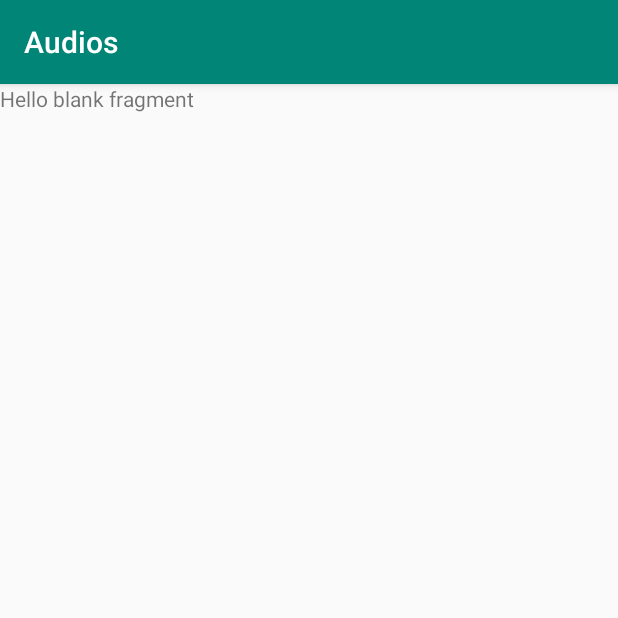
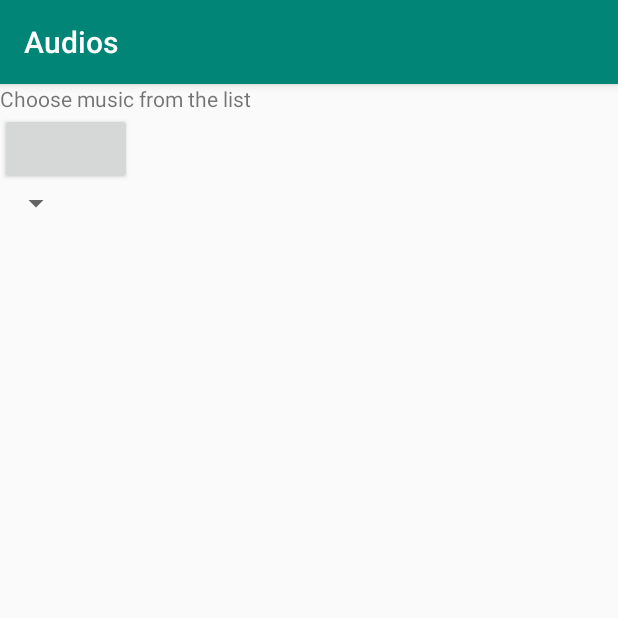
Before and after one commit to janglaide/Kotlin-MediaPlayer, an Android app: the AudioActivity screen opened directly, with no data from a screen before it, on a phone screen of 412 x 824 dp, the top half of it. Run offline under Robolectric (Android 15) with nearby library versions, the phone set to English and light mode, and no system bars.

Commit message:
fragments changed to activities, static audio works

```diff
--- a/app/src/main/AndroidManifest.xml
+++ b/app/src/main/AndroidManifest.xml
@@ -9,8 +9,10 @@
         android:roundIcon="@mipmap/ic_launcher_round"
         android:supportsRtl="true"
         android:theme="@style/AppTheme">
-        <activity android:name=".AudioActivity"></activity>
-        <activity android:name=".VideoActivity" />
+        <activity android:name=".video.VideoPlayActivity"></activity>
+        <activity android:name=".audio.AudioPlayActivity" />
+        <activity android:name=".audio.AudioActivity" />
+        <activity android:name=".video.VideoActivity" />
         <activity android:name=".MainActivity">
             <intent-filter>
                 <action android:name="android.intent.action.MAIN" />
--- a/app/src/main/java/com/example/lab4/AudioActivity.kt
+++ /dev/null
@@ -1,27 +0,0 @@
-package com.example.lab4
-
-import androidx.appcompat.app.AppCompatActivity
-import android.os.Bundle
-import androidx.fragment.app.Fragment
-import com.example.lab4.fragments.AudioChooserFragment
-import kotlinx.android.synthetic.main.activity_audio.*
-
-class AudioActivity : AppCompatActivity() {
-
-    override fun onCreate(savedInstanceState: Bundle?) {
-        super.onCreate(savedInstanceState)
-        setContentView(R.layout.activity_audio)
-
-        val actionBar = supportActionBar
-        actionBar!!.title = "Audios"
-
-        replaceFragment(AudioChooserFragment())
-    }
-
-    fun replaceFragment(fragment: Fragment){
-        val fragmentTransaction = supportFragmentManager.beginTransaction()
-        fragmentTransaction.replace(R.id.audioFragment, fragment)
-        fragmentTransaction.addToBackStack(null)
-        fragmentTransaction.commit()
-    }
-}
--- a/app/src/main/java/com/example/lab4/MainActivity.kt
+++ b/app/src/main/java/com/example/lab4/MainActivity.kt
@@ -4,6 +4,8 @@ import android.content.Intent
 import androidx.appcompat.app.AppCompatActivity
 import android.os.Bundle
 import android.view.View
+import com.example.lab4.audio.AudioActivity
+import com.example.lab4.video.VideoActivity
 
 class MainActivity : AppCompatActivity() {
 
--- /dev/null
+++ b/app/src/main/java/com/example/lab4/audio/AudioActivity.kt
@@ -0,0 +1,30 @@
+package com.example.lab4.audio
+
+import android.content.Intent
+import androidx.appcompat.app.AppCompatActivity
+import android.os.Bundle
+import android.view.View
+import android.widget.Spinner
+import androidx.fragment.app.Fragment
+import com.example.lab4.R
+
+
+class AudioActivity : AppCompatActivity() {
+
+    override fun onCreate(savedInstanceState: Bundle?) {
+        super.onCreate(savedInstanceState)
+        setContentView(R.layout.activity_audio)
+
+        val actionBar = supportActionBar
+        actionBar!!.title = "Audios"
+
+        //val spinner = findViewById<Spinner>(R.id.audioSpinner)
+
+    }
+
+    fun onListPlayerClicked(view: View){
+        val intent = Intent(this, AudioPlayActivity::class.java)
+        startActivity(intent);
+    }
+
+}
--- a/app/src/main/java/com/example/lab4/fragments/AudioChooserFragment.kt
+++ /dev/null
@@ -1,25 +0,0 @@
-package com.example.lab4.fragments
-
-import android.os.Bundle
-import android.view.LayoutInflater
-import android.view.View
-import android.view.ViewGroup
-import androidx.fragment.app.Fragment
-import com.example.lab4.AudioActivity
-import com.example.lab4.R
-
-
-class AudioChooserFragment : Fragment() {
-
-    override fun onCreateView(
-        inflater: LayoutInflater, container: ViewGroup?,
-        savedInstanceState: Bundle?
-    ): View? {
-        // Inflate the layout for this fragment
-        return inflater.inflate(R.layout.fragment_audio_chooser, container, false)
-    }
-
-    private fun goToPlay(context: AudioActivity){
-        context.replaceFragment(AudioPlayFragment())
-    }
-}
--- a/app/src/main/res/layout/activity_audio.xml
+++ b/app/src/main/res/layout/activity_audio.xml
@@ -5,12 +5,27 @@
     android:layout_width="match_parent"
     android:layout_height="match_parent"
     android:orientation="vertical"
-    tools:context=".AudioActivity">
-<FrameLayout
-    android:id="@+id/audioFragment"
-    android:layout_width="wrap_content"
-    android:layout_height="wrap_content">
+    tools:context=".audio.AudioActivity">
 
-</FrameLayout>
+    <TextView
+        android:layout_width="wrap_content"
+        android:layout_height="wrap_content"
+        android:text="@string/choose_music_from_the_list"
+        >
 
+    </TextView>
+
+    <Button
+        android:layout_width="wrap_content"
+        android:layout_height="wrap_content"
+        android:onClick="onListPlayerClicked">
+
+    </Button>
+    <Spinner
+        android:id="@+id/audioSpinner"
+        android:layout_width="wrap_content"
+        android:layout_height="wrap_content"
+        >
+
+    </Spinner>
 </LinearLayout>
--- a/app/src/main/res/layout/activity_video.xml
+++ b/app/src/main/res/layout/activity_video.xml
@@ -5,7 +5,7 @@
     android:layout_width="match_parent"
     android:layout_height="match_parent"
     android:orientation="vertical"
-    tools:context=".VideoActivity">
+    tools:context=".video.VideoActivity">
 
 
 
--- a/app/src/main/res/layout/fragment_audio_chooser.xml
+++ /dev/null
@@ -1,14 +0,0 @@
-<?xml version="1.0" encoding="utf-8"?>
-<FrameLayout xmlns:android="http://schemas.android.com/apk/res/android"
-    xmlns:tools="http://schemas.android.com/tools"
-    android:layout_width="match_parent"
-    android:layout_height="match_parent"
-    tools:context=".fragments.AudioChooserFragment">
-
-    <!-- TODO: Update blank fragment layout -->
-    <TextView
-        android:layout_width="match_parent"
-        android:layout_height="match_parent"
-        android:text="@string/hello_blank_fragment" />
-
-</FrameLayout>
--- a/app/src/main/res/values/strings.xml
+++ b/app/src/main/res/values/strings.xml
@@ -8,4 +8,6 @@
     <string name="play">Play</string>
     <string name="pause">Pause</string>
     <string name="stop">Stop</string>
+    <string name="from_the_list">From the list</string>
+    <string name="choose_music_from_the_list">Choose music from the list</string>
 </resources>
```
Also changed, not shown: app/src/main/java/com/example/lab4/VideoActivity.kt (deleted, +0 -15 lines), app/src/main/java/com/example/lab4/audio/AudioPlayActivity.kt (added, +52 -0 lines), app/src/main/java/com/example/lab4/fragments/AudioPlayFragment.kt (deleted, +0 -24 lines), app/src/main/java/com/example/lab4/video/VideoActivity.kt (added, +16 -0 lines), app/src/main/java/com/example/lab4/video/VideoPlayActivity.kt (added, +13 -0 lines), app/src/main/res/layout/activity_audio_play.xml (added, +38 -0 lines), app/src/main/res/layout/activity_video_play.xml (added, +10 -0 lines), app/src/main/res/layout/fragment_audio_play.xml (deleted, +0 -40 lines), 1 other file.
